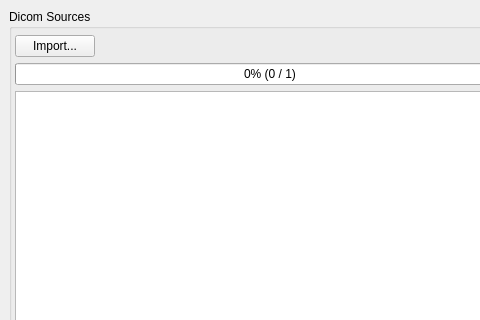
ericspod/DicomBrowser, file res/DicomBrowserWin.ui: the form before one commit; both pictures show x 0 to 480 and y 0 to 320 of the 1096 by 871 pixel window.
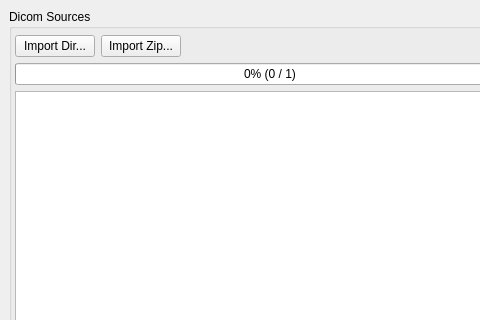
The form after the commit. Icons and pictures are not drawn.

The edit to the form file:
```diff
--- a/res/DicomBrowserWin.ui
+++ b/res/DicomBrowserWin.ui
@@ -68,7 +68,14 @@
            <item>
             <widget class="QPushButton" name="importButton">
              <property name="text">
-              <string>Import...</string>
+              <string>Import Dir...</string>
+             </property>
+            </widget>
+           </item>
+           <item>
+            <widget class="QPushButton" name="importZipButton">
+             <property name="text">
+              <string>Import Zip...</string>
              </property>
             </widget>
            </item>
```
Left out of the diff: 2 changed lines with no effect on the pictures.
